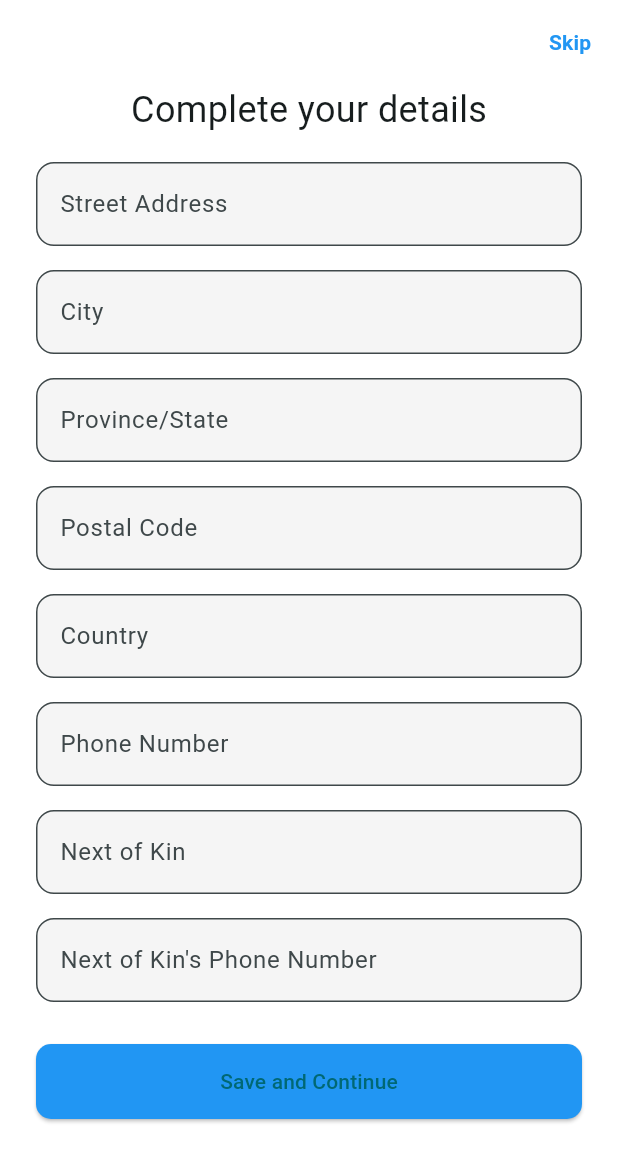
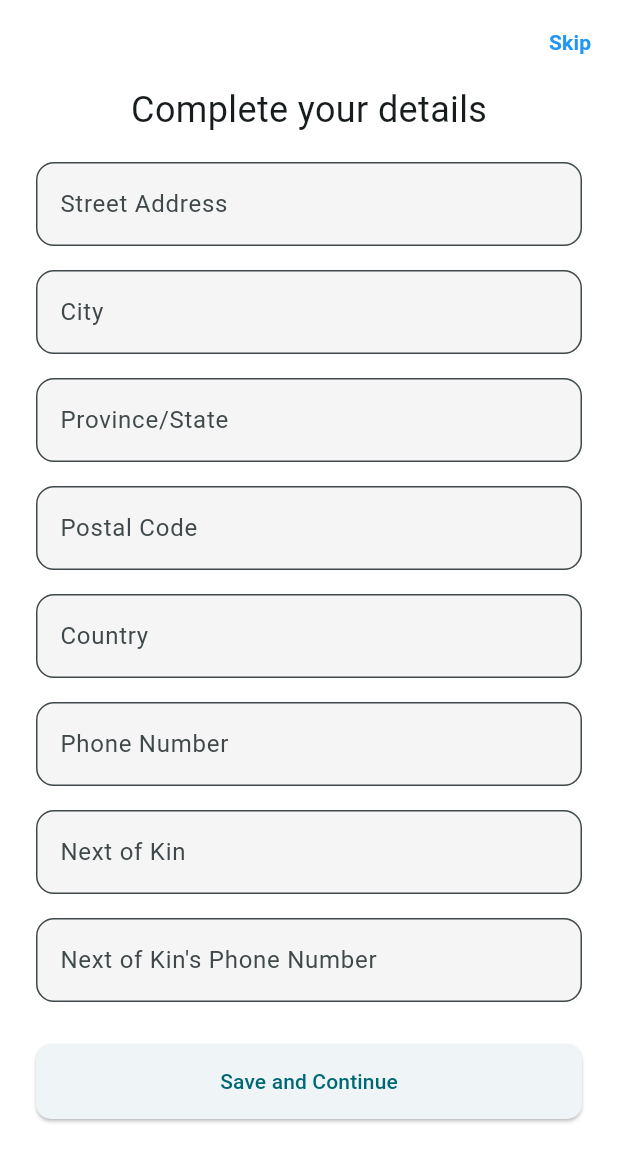
Before and after one commit to Mkasi09/e_hospital, a Flutter app: the AdditionalDetailsScreen screen opened directly, on a phone screen of 412 x 824 dp. Shown: the top 1162 px of the screen. Run offline on Flutter 3.47's test engine with Material 3 defaults, Android fonts, the phone set to English and light mode, and no system bars; our stand-ins replace cloud_firestore, firebase_auth, firebase_core, firebase_storage; accounts and stored records are empty; statements that could not run were skipped.

Commit message:
addreses

```diff
--- a/lib/firebase_auth/AuthenticationWrapper.dart
+++ b/lib/firebase_auth/AuthenticationWrapper.dart
@@ -1,6 +1,7 @@
 import 'package:cloud_firestore/cloud_firestore.dart';
 import 'package:e_hospital/firebase_auth/set_new_password.dart';
 import 'package:e_hospital/firebase_auth/signin.dart';
+import 'package:e_hospital/firebase_auth/user_id.dart';
 import 'package:e_hospital/screens/doctor/home/doctor_home.dart';
 import 'package:e_hospital/screens/patient/home/home.dart';
 import 'package:firebase_auth/firebase_auth.dart';
@@ -14,6 +15,9 @@ class AuthenticationWrapper extends StatelessWidget {
     if (user == null) {
       return LoginPage();
     }
+
+    // ✅ Set UID globally
+    CurrentUser.uid = user.uid;
 
     return FutureBuilder<DocumentSnapshot>(
       future: FirebaseFirestore.instance.collection('users').doc(user.uid).get(),
--- /dev/null
+++ b/lib/firebase_auth/user_id.dart
@@ -0,0 +1,3 @@
+class CurrentUser {
+  static String? uid;
+}
--- a/lib/screens/patient/addresses/address_info.dart
+++ b/lib/screens/patient/addresses/address_info.dart
@@ -136,7 +136,7 @@ class _AdditionalDetailsScreenState extends State<AdditionalDetailsScreen> {
                     : ElevatedButton(
                   onPressed: _saveDetails,
                   style: ElevatedButton.styleFrom(
-                    backgroundColor: Colors.blue,
+                    backgroundColor: Colors.bluea,
                     shape: RoundedRectangleBorder(borderRadius: BorderRadius.circular(10)),
                   ),
                   child: const Text('Save and Continue'),
```
